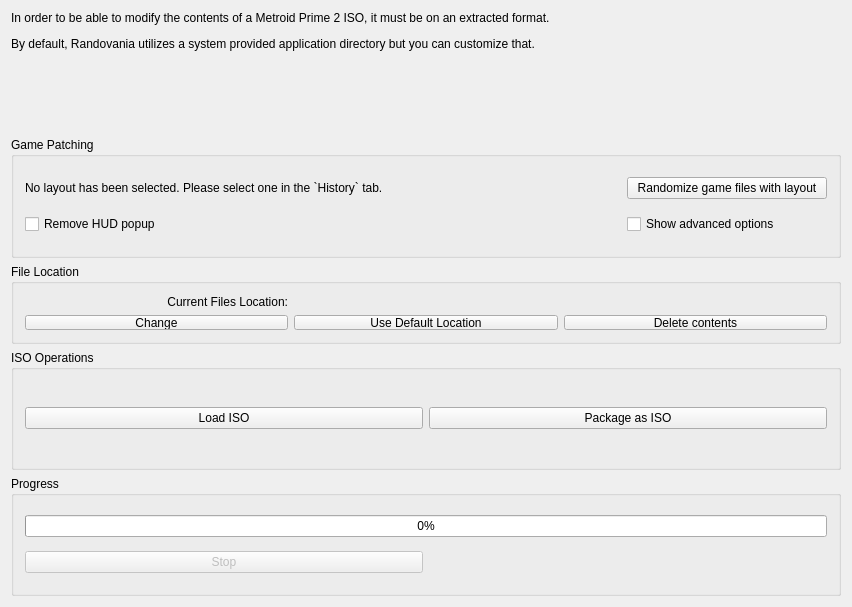
The window that randovania/gui/iso_management_window.ui (randovania/randovania) describes before a commit, drawn with Qt 5.
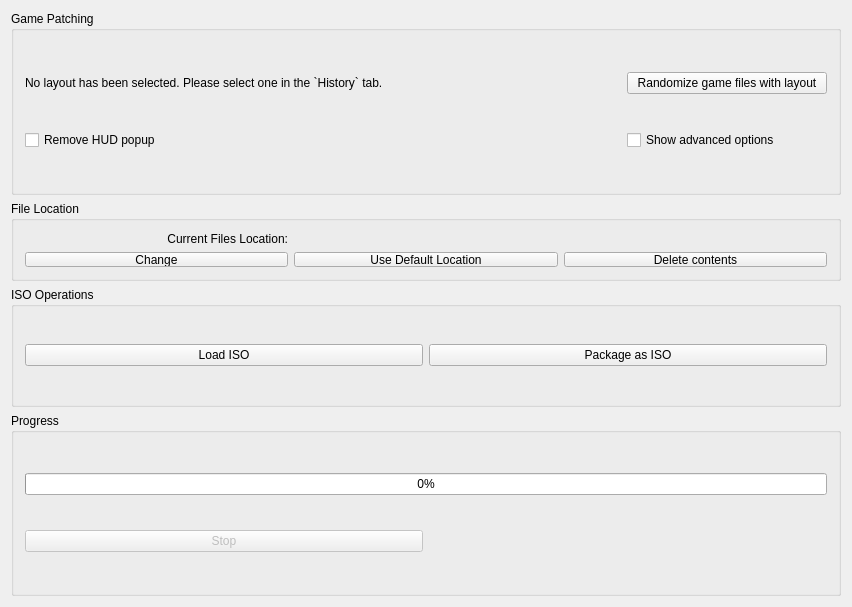
The same window after the commit.

Commit message: Minor screen renames

```diff
--- a/randovania/gui/iso_management_window.ui
+++ b/randovania/gui/iso_management_window.ui
@@ -21,52 +21,104 @@
     </size>
    </property>
    <layout class="QGridLayout" name="gridLayout">
-    <item row="0" column="0">
-     <widget class="QLabel" name="label">
-      <property name="text">
-       <string>&lt;html&gt;&lt;head/&gt;&lt;body&gt;&lt;p&gt;In order to be able to modify the contents of a Metroid Prime 2 ISO, it must be on an extracted format.&lt;/p&gt;&lt;p&gt;By default, Randovania utilizes a system provided application directory but you can customize that.&lt;/p&gt;&lt;/body&gt;&lt;/html&gt;</string>
-      </property>
-      <property name="alignment">
-       <set>Qt::AlignLeading|Qt::AlignLeft|Qt::AlignTop</set>
-      </property>
-     </widget>
-    </item>
-    <item row="4" column="0" colspan="2">
-     <widget class="QGroupBox" name="iso_box">
-      <property name="maximumSize">
-       <size>
-        <width>16777215</width>
-        <height>120</height>
-       </size>
-      </property>
+    <item row="0" column="0" colspan="2">
+     <widget class="QGroupBox" name="randomizer_box">
       <property name="title">
-       <string>ISO Operations</string>
+       <string>Game Patching</string>
       </property>
-      <layout class="QGridLayout" name="gridLayout_4">
+      <layout class="QGridLayout" name="gridLayout_5">
        <item row="0" column="0">
-        <widget class="QPushButton" name="loadIsoButton">
-         <property name="toolTip">
-          <string>Extracts an Game ISO to the current files location</string>
-         </property>
+        <widget class="QLabel" name="layout_identifier_label">
          <property name="text">
-          <string>Load ISO</string>
+          <string>No layout has been selected. Please select one in the `History` tab.</string>
          </property>
         </widget>
        </item>
        <item row="0" column="1">
-        <widget class="QPushButton" name="packageIsoButton">
+        <widget class="QPushButton" name="apply_layout_button">
+         <property name="maximumSize">
+          <size>
+           <width>200</width>
+           <height>16777215</height>
+          </size>
+         </property>
+         <property name="text">
+          <string>Randomize game files with layout</string>
+         </property>
+        </widget>
+       </item>
+       <item row="1" column="0">
+        <widget class="QCheckBox" name="remove_hud_popup">
          <property name="toolTip">
           <string>Creates an ISO based on the contents of the current files location</string>
          </property>
          <property name="text">
-          <string>Package as ISO</string>
+          <string>Remove HUD popup</string>
          </property>
         </widget>
        </item>
+       <item row="1" column="1">
+        <widget class="QCheckBox" name="show_advanced_options_check">
+         <property name="text">
+          <string>Show advanced options</string>
+         </property>
+        </widget>
+       </item>
       </layout>
      </widget>
     </item>
-    <item row="2" column="0" colspan="2">
+    <item row="5" column="0" colspan="2">
+     <widget class="QGroupBox" name="progress_box">
+      <property name="title">
+       <string>Progress</string>
+      </property>
+      <layout class="QGridLayout" name="gridLayout_2">
+       <item row="0" column="0" colspan="2">
+        <widget class="QProgressBar" name="progressBar">
+         <property name="value">
+          <number>0</number>
+         </property>
+         <property name="invertedAppearance">
+          <bool>false</bool>
+         </property>
+        </widget>
+       </item>
+       <item row="1" column="1">
+        <widget class="QLabel" name="progressLabel">
+         <property name="maximumSize">
+          <size>
+           <width>16777215</width>
+           <height>20</height>
+          </size>
+         </property>
+         <property name="text">
+          <string/>
+         </property>
+         <property name="alignment">
+          <set>Qt::AlignCenter</set>
+         </property>
+        </widget>
+       </item>
+       <item row="1" column="0">
+        <widget class="QPushButton" name="stopBackgroundProcessButton">
+         <property name="enabled">
+          <bool>false</bool>
+         </property>
+         <property name="text">
+          <string>Stop</string>
+         </property>
+         <property name="checkable">
+          <bool>false</bool>
+         </property>
+         <property name="flat">
+          <bool>false</bool>
+         </property>
+        </widget>
+       </item>
+      </layout>
+     </widget>
+    </item>
+    <item row="1" column="0" colspan="2">
      <widget class="QGroupBox" name="files_box">
       <property name="maximumSize">
        <size>
@@ -128,97 +180,35 @@
       </layout>
      </widget>
     </item>
-    <item row="6" column="0" colspan="2">
-     <widget class="QGroupBox" name="progress_box">
-      <property name="title">
-       <string>Progress</string>
+    <item row="3" column="0" colspan="2">
+     <widget class="QGroupBox" name="iso_box">
+      <property name="maximumSize">
+       <size>
+        <width>16777215</width>
+        <height>120</height>
+       </size>
       </property>
-      <layout class="QGridLayout" name="gridLayout_2">
-       <item row="0" column="0" colspan="2">
-        <widget class="QProgressBar" name="progressBar">
-         <property name="value">
-          <number>0</number>
-         </property>
-         <property name="invertedAppearance">
-          <bool>false</bool>
-         </property>
-        </widget>
-       </item>
-       <item row="1" column="1">
-        <widget class="QLabel" name="progressLabel">
-         <property name="maximumSize">
-          <size>
-           <width>16777215</width>
-           <height>20</height>
-          </size>
-         </property>
-         <property name="text">
-          <string/>
-         </property>
-         <property name="alignment">
-          <set>Qt::AlignCenter</set>
-         </property>
-        </widget>
-       </item>
-       <item row="1" column="0">
-        <widget class="QPushButton" name="stopBackgroundProcessButton">
-         <property name="enabled">
-          <bool>false</bool>
-         </property>
-         <property name="text">
-          <string>Stop</string>
-         </property>
-         <property name="checkable">
-          <bool>false</bool>
-         </property>
-         <property name="flat">
-          <bool>false</bool>
-         </property>
-        </widget>
-       </item>
-      </layout>
-     </widget>
-    </item>
-    <item row="1" column="0" colspan="2">
-     <widget class="QGroupBox" name="randomizer_box">
       <property name="title">
-       <string>Game Patching</string>
+       <string>ISO Operations</string>
       </property>
-      <layout class="QGridLayout" name="gridLayout_5">
+      <layout class="QGridLayout" name="gridLayout_4">
        <item row="0" column="0">
-        <widget class="QLabel" name="layout_identifier_label">
+        <widget class="QPushButton" name="loadIsoButton">
+         <property name="toolTip">
+          <string>Extracts an Game ISO to the current files location</string>
+         </property>
          <property name="text">
-          <string>No layout has been selected. Please select one in the `History` tab.</string>
+          <string>Load ISO</string>
          </property>
         </widget>
        </item>
        <item row="0" column="1">
-        <widget class="QPushButton" name="apply_layout_button">
-         <property name="maximumSize">
-          <size>
-           <width>200</width>
-           <height>16777215</height>
-          </size>
-         </property>
-         <property name="text">
-          <string>Randomize game files with layout</string>
-         </property>
-        </widget>
-       </item>
-       <item row="1" column="0">
-        <widget class="QCheckBox" name="remove_hud_popup">
+        <widget class="QPushButton" name="packageIsoButton">
          <property name="toolTip">
           <string>The &quot;HUD Popup&quot; is the popup that appears after you collect an item</string>
          </property>
          <property name="text">
-          <string>Remove HUD popup</string>
-         </property>
-        </widget>
-       </item>
-       <item row="1" column="1">
-        <widget class="QCheckBox" name="show_advanced_options_check">
-         <property name="text">
-          <string>Show advanced options</string>
+          <string>Package as ISO</string>
          </property>
         </widget>
        </item>
```
Left out of the diff: 4 changed lines with no effect on the pictures. The commit also changes 1 other file.
